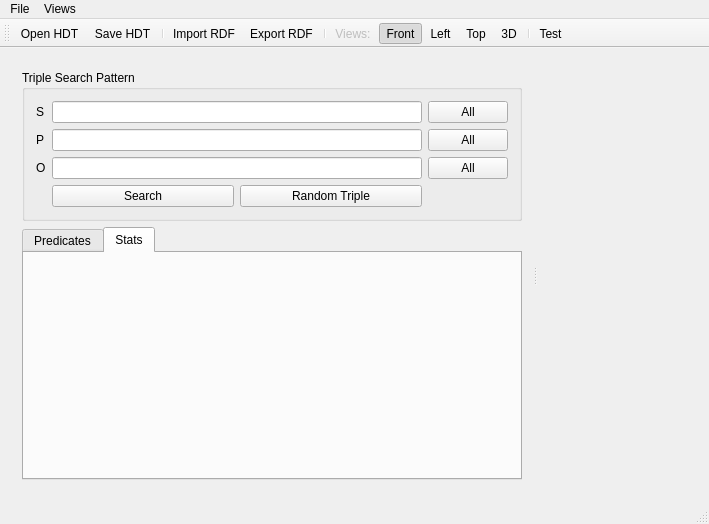
This is hdt-it/hdtit.ui in rdfhdt/hdt-cpp as Qt 5 draws it before an edit. The edited form follows.
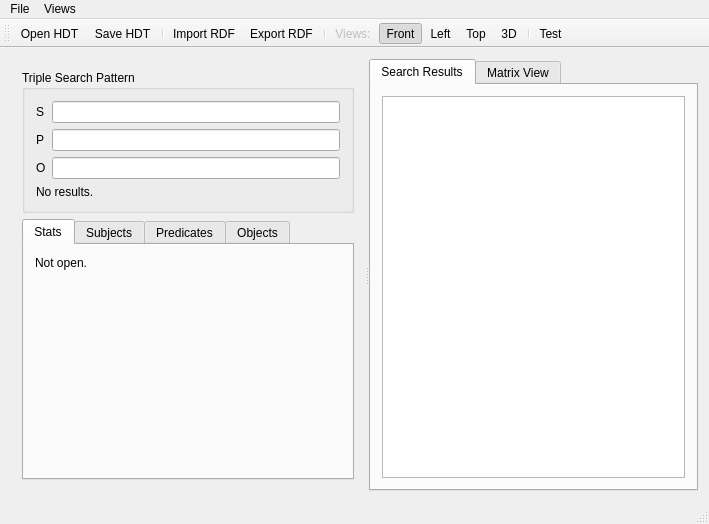
This is the edited form. The open tabs and pages were chosen to show the change. Custom widgets are drawn as their Qt base class.

What changed in the file:
```diff
--- a/hdt-it/hdtit.ui
+++ b/hdt-it/hdtit.ui
@@ -66,47 +66,18 @@
                </property>
               </widget>
              </item>
-             <item row="1" column="2">
-              <widget class="QPushButton" name="allSubjectButton">
-               <property name="text">
-                <string>All</string>
-               </property>
-              </widget>
-             </item>
-             <item row="2" column="2">
-              <widget class="QPushButton" name="allPredicateButton">
-               <property name="text">
-                <string>All</string>
-               </property>
-              </widget>
-             </item>
-             <item row="3" column="2">
-              <widget class="QPushButton" name="allObjectButton">
-               <property name="text">
-                <string>All</string>
-               </property>
-              </widget>
-             </item>
              <item row="4" column="1">
-              <layout class="QHBoxLayout" name="horizontalLayout">
-               <item>
-                <widget class="QPushButton" name="searchPatternButton">
-                 <property name="text">
-                  <string>Search</string>
-                 </property>
-                </widget>
-               </item>
-               <item>
-                <widget class="QPushButton" name="randomTripleButton">
-                 <property name="text">
-                  <string>Random Triple</string>
-                 </property>
-                </widget>
-               </item>
-              </layout>
+              <layout class="QHBoxLayout" name="horizontalLayout"/>
              </item>
             </layout>
            </item>
+           <item row="1" column="0">
+            <widget class="QLabel" name="numResultsLabel">
+             <property name="text">
+              <string>No results.</string>
+             </property>
+            </widget>
+           </item>
           </layout>
          </widget>
         </item>
@@ -115,6 +86,36 @@
           <property name="currentIndex">
            <number>0</number>
           </property>
+          <widget class="QWidget" name="tab_2">
+           <attribute name="title">
+            <string>Stats</string>
+           </attribute>
+           <layout class="QHBoxLayout" name="horizontalLayout_3">
+            <item>
+             <widget class="QLabel" name="statsLabel">
+              <property name="text">
+               <string>Not open.</string>
+              </property>
+              <property name="alignment">
+               <set>Qt::AlignLeading|Qt::AlignLeft|Qt::AlignTop</set>
+              </property>
+              <property name="wordWrap">
+               <bool>true</bool>
+              </property>
+             </widget>
+            </item>
+           </layout>
+          </widget>
+          <widget class="QWidget" name="tab_3">
+           <attribute name="title">
+            <string>Subjects</string>
+           </attribute>
+           <layout class="QVBoxLayout" name="verticalLayout_5">
+            <item>
+             <widget class="QTableView" name="subjectView"/>
+            </item>
+           </layout>
+          </widget>
           <widget class="QWidget" name="tab">
            <attribute name="title">
             <string>Predicates</string>
@@ -160,9 +161,9 @@
             </item>
            </layout>
           </widget>
-          <widget class="QWidget" name="tab_2">
+          <widget class="QWidget" name="tab_4">
            <attribute name="title">
-            <string>Stats</string>
+            <string>Objects</string>
            </attribute>
            <layout class="QHBoxLayout" name="horizontalLayout_3"/>
           </widget>
@@ -170,7 +171,26 @@
         </item>
        </layout>
       </widget>
-      <widget class="MatrixViewWidget" name="matrixView" native="true"/>
+      <widget class="QTabWidget" name="resultTabs">
+       <property name="currentIndex">
+        <number>1</number>
+       </property>
+       <widget class="QWidget" name="tabSearchResults">
+        <attribute name="title">
+         <string>Search Results</string>
+        </attribute>
+        <layout class="QVBoxLayout" name="verticalLayout_4">
+         <item>
+          <widget class="QResultTableView" name="resultsTable"/>
+         </item>
+        </layout>
+       </widget>
+       <widget class="MatrixViewWidget" name="matrixView">
+        <attribute name="title">
+         <string>Matrix View</string>
+        </attribute>
+       </widget>
+      </widget>
      </widget>
     </item>
    </layout>
@@ -329,6 +349,16 @@
     <slot>set3Dview()</slot>
    </slots>
   </customwidget>
+  <customwidget>
+   <class>QClearLineEdit</class>
+   <extends>QLineEdit</extends>
+   <header>qclearlineedit.hpp</header>
+  </customwidget>
+  <customwidget>
+   <class>QResultTableView</class>
+   <extends>QTableView</extends>
+   <header>qresulttableview.hpp</header>
+  </customwidget>
  </customwidgets>
  <resources/>
  <connections>
```
Left out of the diff: 210 changed lines with no effect on the pictures.
